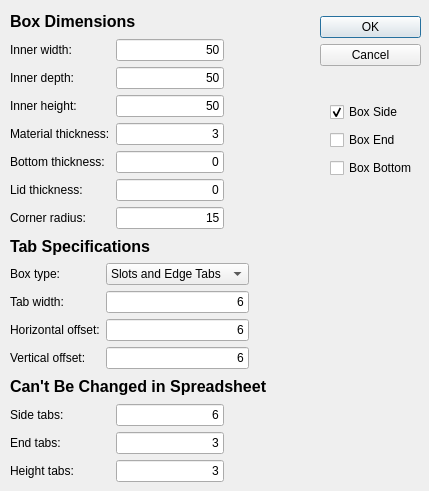
This is LivingHingeBox/Macro_LivingHingeBox.ui in gharley/FreeCAD_Macros as Qt 5 draws it before an edit. The edited form follows.
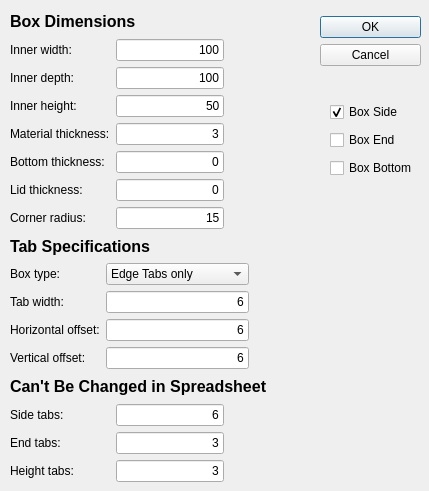
This is the edited form.

Commit message: drawing sides

```diff
--- a/LivingHingeBox/Macro_LivingHingeBox.ui
+++ b/LivingHingeBox/Macro_LivingHingeBox.ui
@@ -200,7 +200,7 @@
          <string>&lt;html&gt;&lt;head/&gt;&lt;body&gt;&lt;p&gt;Radius of the hinge in degrees.&lt;/p&gt;&lt;/body&gt;&lt;/html&gt;</string>
         </property>
         <property name="text">
-         <string>50</string>
+         <string>100</string>
         </property>
         <property name="alignment">
          <set>Qt::AlignRight|Qt::AlignTrailing|Qt::AlignVCenter</set>
@@ -229,7 +229,7 @@
          <string>&lt;html&gt;&lt;head/&gt;&lt;body&gt;&lt;p&gt;The inside width of the box. The actual width will vary with material thickness.&lt;/p&gt;&lt;/body&gt;&lt;/html&gt;</string>
         </property>
         <property name="text">
-         <string>50</string>
+         <string>100</string>
         </property>
         <property name="alignment">
          <set>Qt::AlignRight|Qt::AlignTrailing|Qt::AlignVCenter</set>
@@ -392,7 +392,7 @@
          <string>&lt;html&gt;&lt;head/&gt;&lt;body&gt;&lt;p&gt;Choose whether the box will have inset slots or edge tabs (or both) on the top and/or bottom.&lt;/p&gt;&lt;/body&gt;&lt;/html&gt;</string>
         </property>
         <property name="currentIndex">
-         <number>0</number>
+         <number>2</number>
         </property>
         <item>
          <property name="text">
```
The commit also changes 1 other file.
